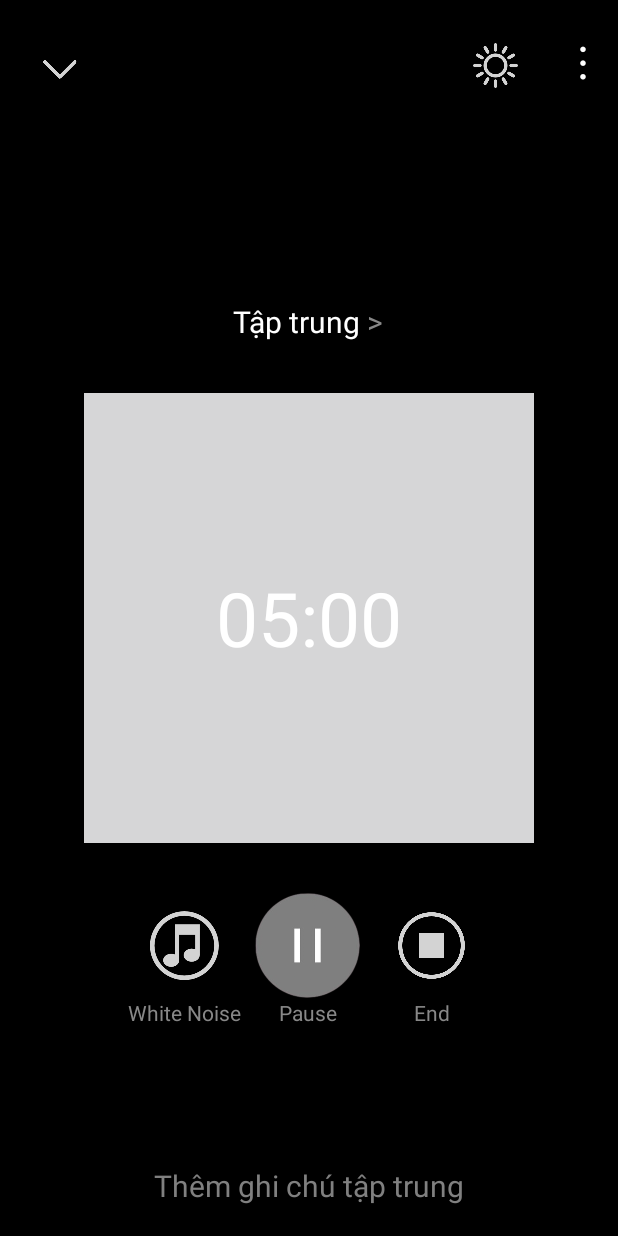
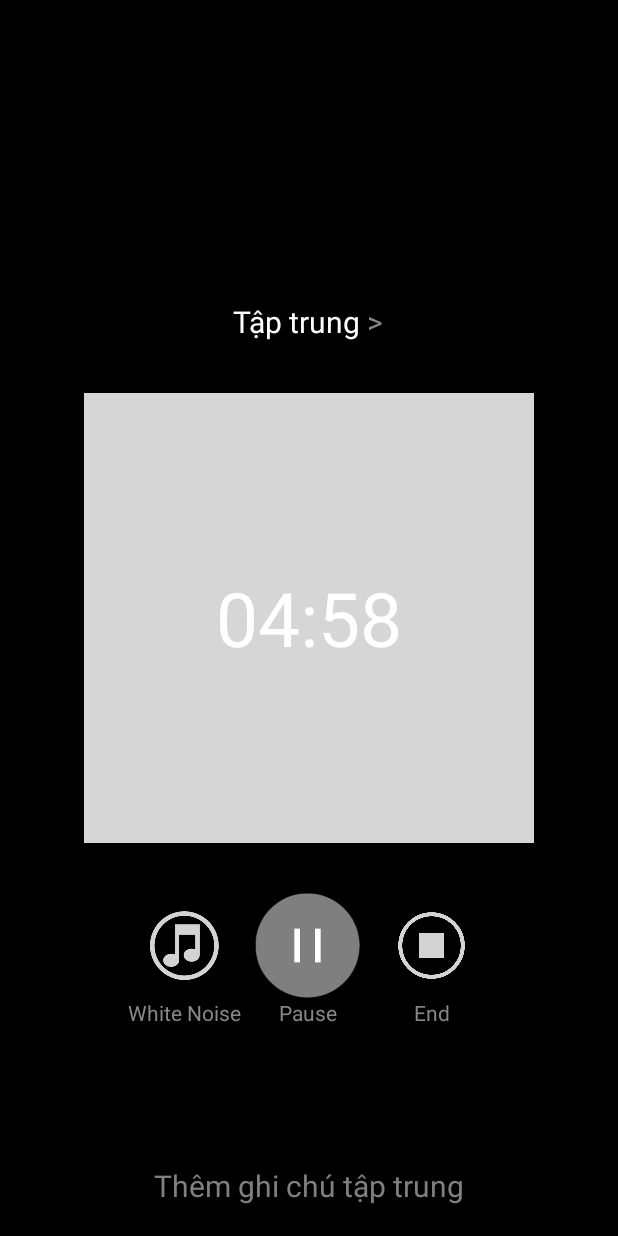
Before and after one commit to nguyenhuytan2004/Mobile-project, an Android app: the FocusTab screen opened directly, with no data from a screen before it, after a tap on "Bắt đầu", on a phone screen of 412 x 824 dp. Run offline under Robolectric (Android 15) with nearby library versions, the phone set to English and light mode, and no system bars; Roboto replaces fonts that are not available here.

Commit message:
update -count timer- functionality in focusTab

```diff
--- a/app/src/main/java/com/example/project/FocusTab.java
+++ b/app/src/main/java/com/example/project/FocusTab.java
@@ -1,29 +1,46 @@
 package com.example.project;
 
 import android.app.AlertDialog;
+
 import android.content.Intent;
+
 import android.os.Bundle;
+import android.os.CountDownTimer;
+
 import android.view.LayoutInflater;
 import android.view.View;
+
 import android.widget.Button;
+import android.widget.EditText;
 import android.widget.ImageView;
 import android.widget.LinearLayout;
 import android.widget.PopupWindow;
+import android.widget.ProgressBar;
 import android.widget.RelativeLayout;
 import android.widget.TextView;
 import android.widget.Toast;
 import android.widget.SeekBar;
 
 import androidx.annotation.Nullable;
+
 import androidx.appcompat.app.AppCompatActivity;
 
 public class FocusTab extends AppCompatActivity {
+
+    // Variable from layout
     ImageView homeTab, calendarTab;
     RelativeLayout front, behind;
     Button btnStart;
     ImageView btnEnd, btnPause, btnPlay, btnWhiteNoise;
     LinearLayout pauseLayout, playLayout;
-    TextView btnOption, focusNotes, focusTime;
+    TextView btnOption, focusNotes, focusTime, focusTime2, pomoTime;
+    ProgressBar progressBar2;
+
+    // Self-made variable
+    private CountDownTimer countDownTimer;
+    private long timeLeftInMillis;
+    private boolean isPaused = false;
+    private String focusNotesText = "";
 
     @Override
     protected void onCreate(@Nullable Bundle savedInstanceState) {
@@ -48,6 +65,9 @@ public class FocusTab extends AppCompatActivity {
 
         focusNotes = findViewById(R.id.textView54);
         focusTime = findViewById(R.id.countdown_timer);
+        focusTime2 = findViewById(R.id.countdown_timer2);
+
+        progressBar2 = findViewById(R.id.progressBar2);
 
         homeTab.setOnClickListener(view -> {
             startActivity(new Intent(FocusTab.this, MainActivity.class));
@@ -60,19 +80,47 @@ public class FocusTab extends AppCompatActivity {
         btnStart.setOnClickListener(view -> {
             front.setVisibility(View.GONE);
             behind.setVisibility(View.VISIBLE);
+
+            if (pauseLayout.getVisibility() == View.GONE) {
+                pauseLayout.setVisibility(View.VISIBLE);
+                playLayout.setVisibility(View.GONE);
+            }
+
+            int totalSecond = Integer.parseInt(focusTime.getText().toString().substring(0, 2)) * 60;
+            timeLeftInMillis = totalSecond * 1000;
+
+            progressBar2.setMax(totalSecond);
+            progressBar2.setProgress(0);
+
+            startTimer();
         });
 
         btnEnd.setOnClickListener(view -> {
+            if (countDownTimer != null) {
+                countDownTimer.cancel();
+                countDownTimer = null;
+            }
+
             front.setVisibility(View.VISIBLE);
             behind.setVisibility(View.GONE);
         });
 
         btnPause.setOnClickListener(view -> {
+            if (countDownTimer != null) {
+                countDownTimer.cancel();
+                isPaused = true;
+            }
+
             pauseLayout.setVisibility(View.GONE);
             playLayout.setVisibility(View.VISIBLE);
         });
 
         btnPlay.setOnClickListener(view -> {
+            if (isPaused) {
+                startTimer();
+                isPaused = false;
+            }
+
             pauseLayout.setVisibility(View.VISIBLE);
             playLayout.setVisibility(View.GONE);
         });
@@ -102,6 +150,11 @@ public class FocusTab extends AppCompatActivity {
             AlertDialog.Builder builder = new AlertDialog.Builder(FocusTab.this);
             builder.setView(focusNotesView);
 
+            EditText editText = focusNotesView.findViewById(R.id.addNoteEditText);
+            if (!focusNotesText.isEmpty()) {
+                editText.setText(focusNotesText);
+            }
+
             Button button2 = focusNotesView.findViewById(R.id.button2);
             Button button3 = focusNotesView.findViewById(R.id.button3);
 
@@ -112,6 +165,7 @@ public class FocusTab extends AppCompatActivity {
             });
 
             button3.setOnClickListener(v2 -> {
+                focusNotesText = editText.getText().toString();
                 dialog.dismiss();
             });
 
@@ -124,7 +178,7 @@ public class FocusTab extends AppCompatActivity {
             builder.setView(focusTimeView);
 
             SeekBar seekBar = focusTimeView.findViewById(R.id.seekBar);
-            TextView pomoTime = focusTimeView.findViewById(R.id.pomoTime);
+            pomoTime = focusTimeView.findViewById(R.id.pomoTime);
             seekBar.setProgress(Integer.parseInt(focusTime.getText().toString().substring(0, 2)) - 5);
             pomoTime.setText(String.valueOf(seekBar.getProgress() + 5));
 
@@ -162,4 +216,19 @@ public class FocusTab extends AppCompatActivity {
             dialog.show();
         });
     }
+
+    private void startTimer() {
+        countDownTimer = new CountDownTimer(timeLeftInMillis, 1000) {
+            public void onTick(long millisUntilFinished) {
+                timeLeftInMillis = millisUntilFinished;
+                int secondsLeft = (int) (millisUntilFinished / 1000);
+                focusTime2.setText(String.format("%02d:%02d", secondsLeft / 60, secondsLeft % 60));
+                progressBar2.setProgress(progressBar2.getMax() - secondsLeft);
+            }
+
+            public void onFinish() {
+                btnEnd.performClick();
+            }
+        }.start();
+    }
 }
--- a/app/src/main/res/layout/focus.xml
+++ b/app/src/main/res/layout/focus.xml
@@ -52,6 +52,7 @@
             android:text="@string/focus_text" />
 
         <ProgressBar
+            android:id="@+id/progressBar"
             android:layout_width="300dp"
             android:layout_height="300dp"
             android:indeterminate="false"
@@ -141,42 +142,42 @@
         android:layout_height="match_parent"
         android:visibility="gone">
 
-        <LinearLayout
-            android:layout_width="match_parent"
-            android:layout_height="wrap_content"
-            android:orientation="horizontal"
-            android:gravity="center"
-            android:layout_marginTop="20dp"
-            android:paddingHorizontal="20dp">
+<!--        <LinearLayout-->
+<!--            android:layout_width="match_parent"-->
+<!--            android:layout_height="wrap_content"-->
+<!--            android:orientation="horizontal"-->
+<!--            android:gravity="center"-->
+<!--            android:layout_marginTop="20dp"-->
+<!--            android:paddingHorizontal="20dp">-->
 
-            <ImageView
-                android:layout_width="40dp"
-                android:layout_height="40dp"
-                android:src="@drawable/down_arrow_icon"
-                android:tint="#D3D3D3" />
+<!--            <ImageView-->
+<!--                android:layout_width="40dp"-->
+<!--                android:layout_height="40dp"-->
+<!--                android:src="@drawable/down_arrow_icon"-->
+<!--                android:tint="#D3D3D3" />-->
 
-            <View
-                android:layout_width="0dp"
-                android:layout_height="0dp"
-                android:layout_weight="1" />
+<!--            <View-->
+<!--                android:layout_width="0dp"-->
+<!--                android:layout_height="0dp"-->
+<!--                android:layout_weight="1" />-->
 
-            <ImageView
-                android:layout_width="30dp"
-                android:layout_height="30dp"
-                android:src="@drawable/sun_icon"
-                android:tint="#D3D3D3" />
+<!--            <ImageView-->
+<!--                android:layout_width="30dp"-->
+<!--                android:layout_height="30dp"-->
+<!--                android:src="@drawable/sun_icon"-->
+<!--                android:tint="#D3D3D3" />-->
 
-            <TextView
-                android:id="@+id/textView2"
-                android:layout_width="wrap_content"
-                android:layout_height="wrap_content"
-                android:gravity="center_vertical"
-                android:text="⋮"
-                android:textColor="#FFFFFF"
-                android:textSize="30sp"
-                android:paddingLeft="40dp"
-                android:paddingBottom="6dp"/>
-        </LinearLayout>
+<!--            <TextView-->
+<!--                android:id="@+id/textView2"-->
+<!--                android:layout_width="wrap_content"-->
+<!--                android:layout_height="wrap_content"-->
+<!--                android:gravity="center_vertical"-->
+<!--                android:text="⋮"-->
+<!--                android:textColor="#FFFFFF"-->
+<!--                android:textSize="30sp"-->
+<!--                android:paddingLeft="40dp"-->
+<!--                android:paddingBottom="6dp"/>-->
+<!--        </LinearLayout>-->
 
         <TextView
             android:id="@+id/focus_text2"
@@ -190,11 +191,11 @@
             android:text="@string/focus_text" />
 
         <ProgressBar
+            android:id="@+id/progressBar2"
             android:layout_width="300dp"
             android:layout_height="300dp"
             android:indeterminate="false"
             android:max="100"
-            android:progress="1"
             android:progressDrawable="@drawable/circle_progress_in_focus_tab"
             android:layout_centerInParent="true"
             style="?android:attr/progressBarStyleHorizontal"/>
```
